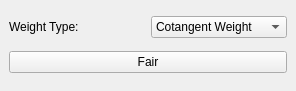
The window that Polyhedron/demo/Polyhedron/Fairing_widget.ui (CGAL/cgal) describes before a commit, drawn with Qt 5.
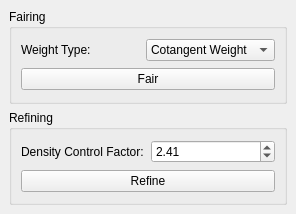
The same window after the commit.

Commit message: add refine functionality to fairing plugin, can be used on selected facets P.S. I am not happy with results of refine applied to arbitrary regions. Edge flips destruct sharp features etc (for example apply to bunny model)

What changed in the file:
```diff
--- a/Polyhedron/demo/Polyhedron/Fairing_widget.ui
+++ b/Polyhedron/demo/Polyhedron/Fairing_widget.ui
@@ -7,7 +7,7 @@
     <x>0</x>
     <y>0</y>
     <width>296</width>
-    <height>91</height>
+    <height>214</height>
    </rect>
   </property>
   <property name="windowTitle">
@@ -16,6 +16,12 @@
   <widget class="QWidget" name="dockWidgetContents">
    <layout class="QVBoxLayout" name="verticalLayout">
     <item>
+     <widget class="QGroupBox" name="groupBox">
+      <property name="title">
+       <string>Fairing</string>
+      </property>
+      <layout class="QVBoxLayout" name="verticalLayout_2">
+       <item>
      <layout class="QHBoxLayout" name="horizontalLayout_4">
       <item>
        <widget class="QLabel" name="label_2">
@@ -48,6 +54,49 @@
       <property name="text">
        <string>Fair</string>
       </property>
+        </widget>
+       </item>
+      </layout>
+     </widget>
+    </item>
+    <item>
+     <widget class="QGroupBox" name="groupBox_2">
+      <property name="title">
+       <string>Refining</string>
+      </property>
+      <layout class="QVBoxLayout" name="verticalLayout_3">
+       <item>
+        <layout class="QHBoxLayout" name="horizontalLayout">
+         <item>
+          <widget class="QLabel" name="label">
+           <property name="text">
+            <string>Density Control Factor:</string>
+           </property>
+          </widget>
+         </item>
+         <item>
+          <widget class="QDoubleSpinBox" name="Density_control_factor_spin_box">
+           <property name="maximum">
+            <double>96.989999999999995</double>
+           </property>
+           <property name="singleStep">
+            <double>0.200000000000000</double>
+           </property>
+           <property name="value">
+            <double>2.410000000000000</double>
+           </property>
+          </widget>
+         </item>
+        </layout>
+       </item>
+       <item>
+        <widget class="QPushButton" name="Refine_button">
+         <property name="text">
+          <string>Refine</string>
+         </property>
+        </widget>
+       </item>
+      </layout>
      </widget>
     </item>
    </layout>
```
Lines whose indentation alone changed are shown as unchanged. The commit also changes 1 other file.
